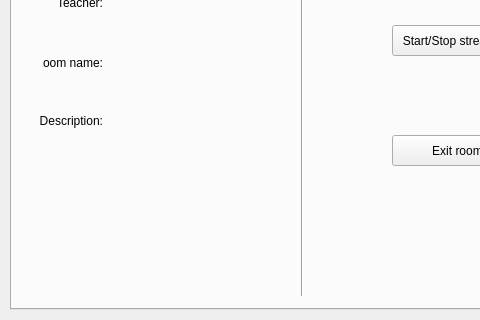
This is teacher/teacher_main.ui in FFEVER/PyClassroom as Qt 5 draws it before an edit; both pictures show x 0 to 480 and y 131 to 451 of the 601 by 451 pixel window. The edited form follows.
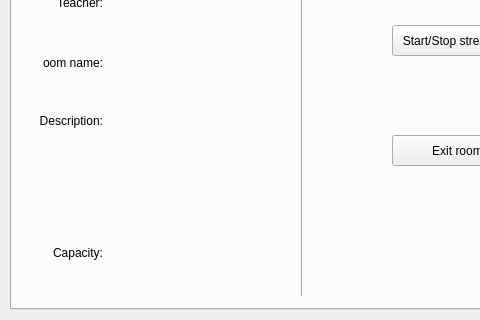
This is the edited form.

Commit message: Add logic + information filling to teacher's ui

Patch:
```diff
--- a/teacher/teacher_main.ui
+++ b/teacher/teacher_main.ui
@@ -151,7 +151,7 @@
        <x>100</x>
        <y>210</y>
        <width>161</width>
-       <height>141</height>
+       <height>111</height>
       </rect>
      </property>
      <property name="text">
@@ -187,6 +187,35 @@
       <string>Exit room</string>
      </property>
     </widget>
+    <widget class="QLabel" name="label_5">
+     <property name="geometry">
+      <rect>
+       <x>40</x>
+       <y>340</y>
+       <width>51</width>
+       <height>16</height>
+      </rect>
+     </property>
+     <property name="text">
+      <string>Capacity:</string>
+     </property>
+     <property name="alignment">
+      <set>Qt::AlignRight|Qt::AlignTrailing|Qt::AlignVCenter</set>
+     </property>
+    </widget>
+    <widget class="QLabel" name="capacity_label">
+     <property name="geometry">
+      <rect>
+       <x>100</x>
+       <y>340</y>
+       <width>161</width>
+       <height>16</height>
+      </rect>
+     </property>
+     <property name="text">
+      <string/>
+     </property>
+    </widget>
    </widget>
    <widget class="QWidget" name="tab_2">
     <attribute name="title">
```
Left out of the diff: 28 changed lines with no effect on the pictures. The commit also changes 10 other files.
